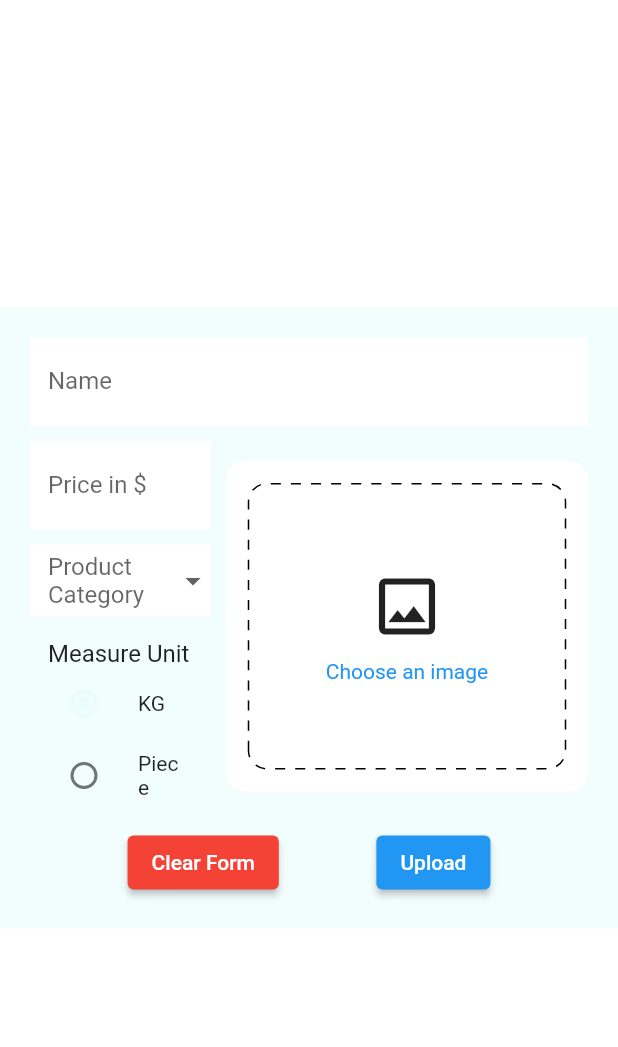
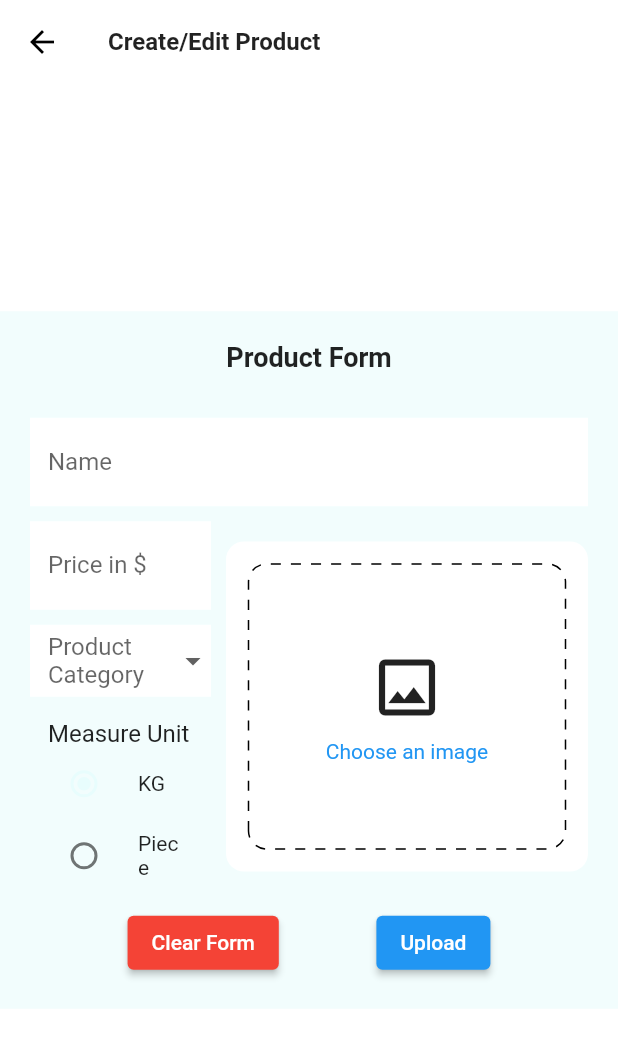
Before and after one commit to cromueloliver02/grocery_admin, a Flutter app: the ProductFormView screen opened directly, on a phone screen of 412 x 824 dp. Shown: the top 1047 px of the screen. Run offline on Flutter 3.47's test engine with Material 2 defaults, Android fonts, the phone set to English and light mode, and no system bars; drawn by our look-alikes of dotted_border; our stand-ins replace equatable, fancy_shimmer_image, flutter_bloc, iconly.

Commit message:
created app bar for product form

```diff
--- a/lib/presentation/pages/product_form/components/product_form_view.dart
+++ b/lib/presentation/pages/product_form/components/product_form_view.dart
@@ -11,8 +11,15 @@ class ProductFormView extends StatelessWidget {
   @override
   Widget build(BuildContext context) {
     final theme = Theme.of(context);
+    final textTheme = theme.textTheme;
 
     return Scaffold(
+      appBar: AppBar(
+        title: Text(
+          'Create/Edit Product',
+          style: textTheme.headline5,
+        ),
+      ),
       body: Center(
         child: Container(
           color: theme.cardColor,
@@ -22,6 +29,14 @@ class ProductFormView extends StatelessWidget {
             crossAxisAlignment: CrossAxisAlignment.start,
             mainAxisSize: MainAxisSize.min,
             children: [
+              Align(
+                alignment: Alignment.center,
+                child: Text(
+                  'Product Form',
+                  style: textTheme.headline4,
+                ),
+              ),
+              const SizedBox(height: 30),
               TextFormField(
                 decoration: const InputDecoration(
                   labelText: 'Name',
```
